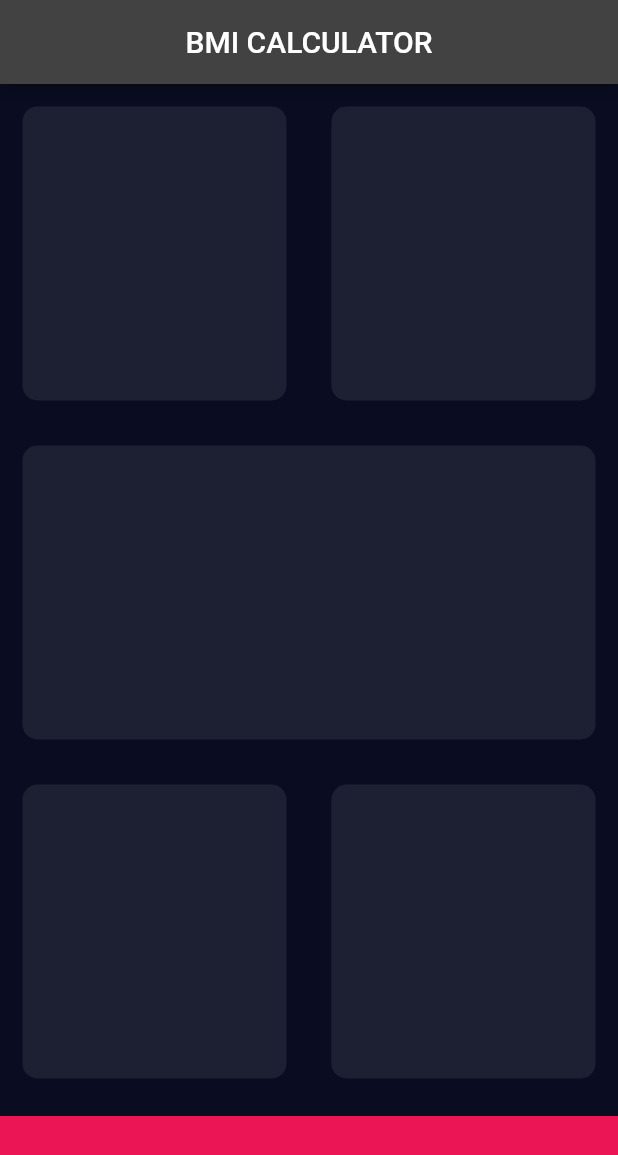
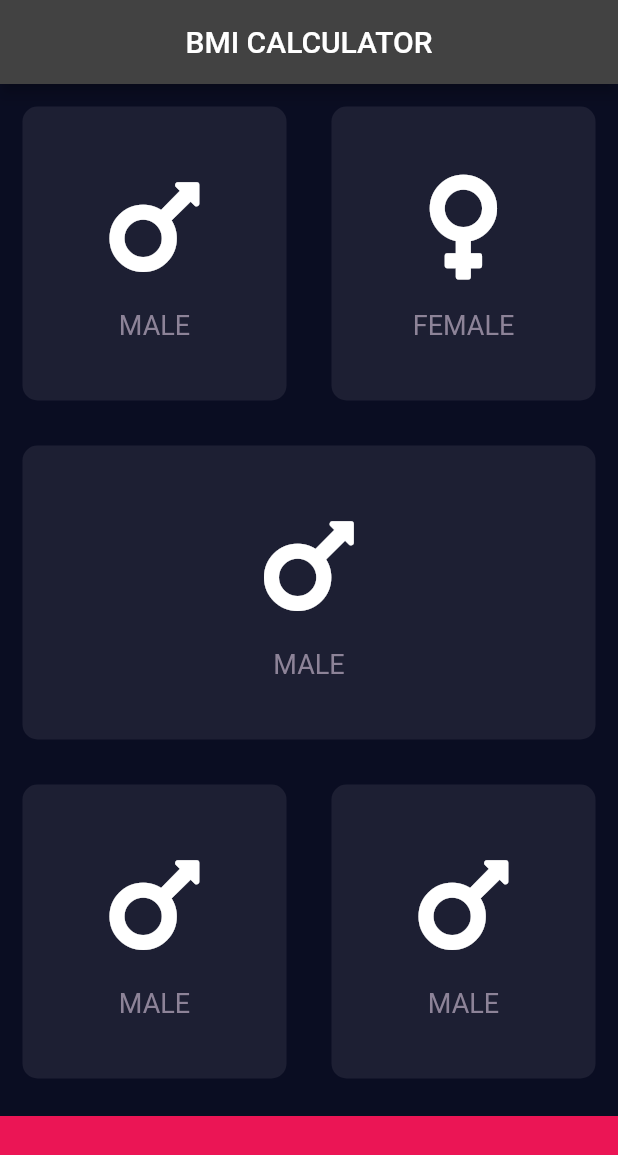
Before and after one commit to hassan-codes/bmi-calculator, a Flutter app: the screen it shows after launch, on a phone screen of 412 x 824 dp. Shown: the top 1155 px of the screen. Run offline on Flutter 3.47's test engine with Material 2 defaults, Android fonts, the phone set to English and light mode, and no system bars; our stand-ins replace font_awesome_flutter.

Commit message:
Create card child widget

```diff
--- a/lib/input_page.dart
+++ b/lib/input_page.dart
@@ -1,4 +1,5 @@
 import 'package:flutter/material.dart';
+import 'package:font_awesome_flutter/font_awesome_flutter.dart';
 
 const double bottomContainerHeight = 80.0;
 const Color cardBackgroundColor = Color(0XFF1D1F33);
@@ -27,11 +28,19 @@ class _InputPageState extends State<InputPage> {
                 Expanded(
                   child: SquircleCard(
                     color: cardBackgroundColor,
+                    child: CardChildContent(
+                      icon: FontAwesomeIcons.mars,
+                      title: 'MALE',
+                    ),
                   ),
                 ),
                 Expanded(
                   child: SquircleCard(
                     color: cardBackgroundColor,
+                    child: CardChildContent(
+                      icon: FontAwesomeIcons.venus,
+                      title: 'FEMALE',
+                    ),
                   ),
                 ),
               ],
@@ -45,6 +54,10 @@ class _InputPageState extends State<InputPage> {
                   flex: 10,
                   child: SquircleCard(
                     color: cardBackgroundColor,
+                    child: CardChildContent(
+                      icon: FontAwesomeIcons.mars,
+                      title: 'MALE',
+                    ),
                   ),
                 ),
               ],
@@ -58,12 +71,20 @@ class _InputPageState extends State<InputPage> {
                   flex: 5,
                   child: SquircleCard(
                     color: cardBackgroundColor,
+                    child: CardChildContent(
+                      icon: FontAwesomeIcons.mars,
+                      title: 'MALE',
+                    ),
                   ),
                 ),
                 Expanded(
                   flex: 5,
                   child: SquircleCard(
                     color: cardBackgroundColor,
+                    child: CardChildContent(
+                      icon: FontAwesomeIcons.mars,
+                      title: 'MALE',
+                    ),
                   ),
                 ),
               ],
@@ -81,11 +102,41 @@ class _InputPageState extends State<InputPage> {
   }
 }
 
+class CardChildContent extends StatelessWidget {
+  CardChildContent({required this.icon, required this.title});
+
+  final String title;
+  final IconData icon;
+
+  @override
+  Widget build(BuildContext context) {
+    return Column(
+      mainAxisAlignment: MainAxisAlignment.center,
+      children: <Widget>[
+        Icon(
+          icon,
+          size: 80.0,
+        ),
+        SizedBox(
+          height: 15.0,
+        ),
+        Text(
+          title,
+          style: TextStyle(
+            fontSize: 18.0,
+            color: Color(0XFF8D8398),
+          ),
+        ),
+      ],
+    );
+  }
+}
+
 class SquircleCard extends StatelessWidget {
+  SquircleCard({required this.color, required this.child});
+
   final Color color;
   final Widget? child;
-
-  SquircleCard({required this.color, required this.child});
 
   @override
   Widget build(BuildContext context) {
```
